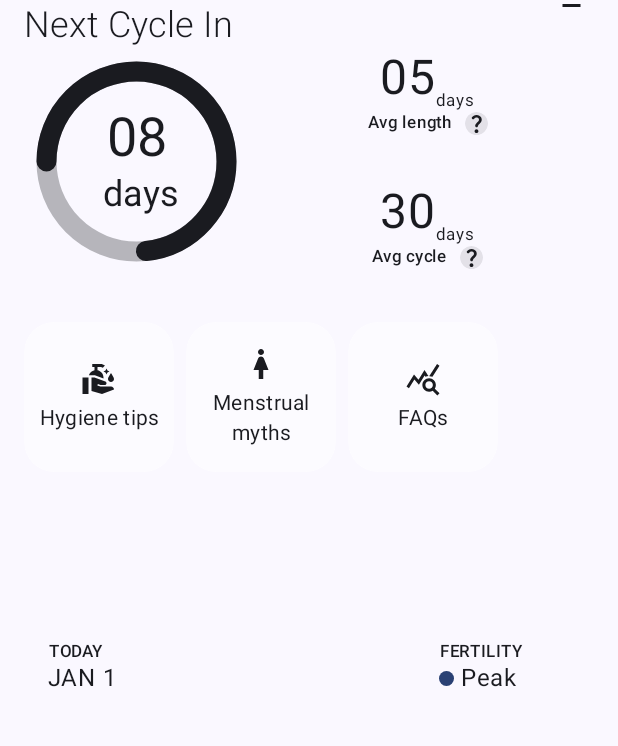
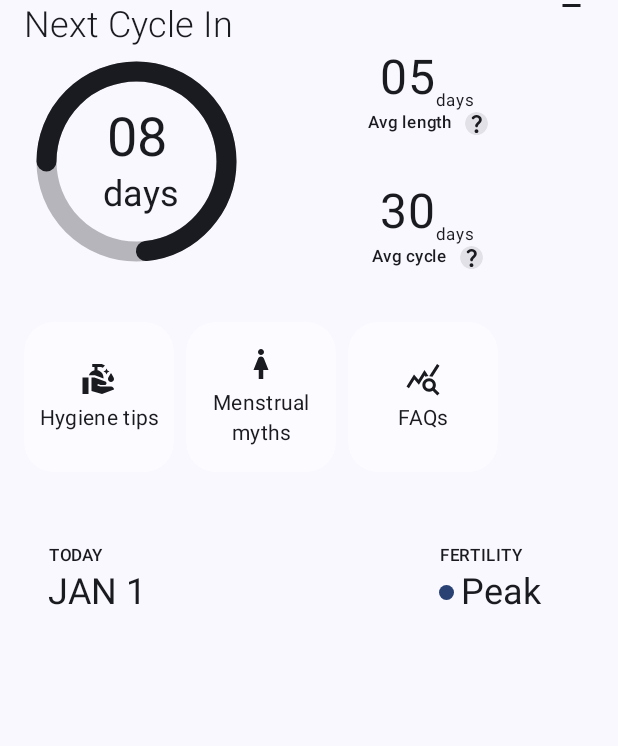
Before and after one commit to stephenWanjala/No-shame, an Android app built with Jetpack Compose: the HomeScreen screen opened through its navigation route, on a phone screen of 412 x 824 dp, the part 38-784 px from its top. Run offline under Robolectric (Android 15) with nearby library versions, the phone set to English and light mode, and no system bars; our stand-ins replace Dagger/Hilt's generated code.

```diff
--- a/app/src/main/AndroidManifest.xml
+++ b/app/src/main/AndroidManifest.xml
@@ -2,8 +2,10 @@
 <manifest xmlns:android="http://schemas.android.com/apk/res/android"
     xmlns:tools="http://schemas.android.com/tools"
     package="com.wantech.noshame">
-<uses-permission android:name="android.permission.INTERNET"/>
+
+    <uses-permission android:name="android.permission.INTERNET" />
     <application
+        android:name=".NoShameApp"
         android:allowBackup="true"
         android:dataExtractionRules="@xml/data_extraction_rules"
         android:fullBackupContent="@xml/backup_rules"
--- a/app/src/main/java/com/wantech/noshame/MainActivity.kt
+++ b/app/src/main/java/com/wantech/noshame/MainActivity.kt
@@ -10,7 +10,9 @@ import androidx.compose.ui.Modifier
 import androidx.navigation.compose.rememberNavController
 import com.wantech.noshame.feature_auth.presentation.NavigationHost
 import com.wantech.noshame.ui.theme.NoShameTheme
+import dagger.hilt.android.AndroidEntryPoint
 
+@AndroidEntryPoint
 class MainActivity : ComponentActivity() {
     override fun onCreate(savedInstanceState: Bundle?) {
         super.onCreate(savedInstanceState)
--- a/app/src/main/java/com/wantech/noshame/featureMenstrualTrack/presentation/home/HomeScreen.kt
+++ b/app/src/main/java/com/wantech/noshame/featureMenstrualTrack/presentation/home/HomeScreen.kt
@@ -1,6 +1,7 @@
 package com.wantech.noshame.featureMenstrualTrack.presentation.home
 
 import androidx.compose.foundation.layout.*
+import androidx.compose.foundation.lazy.LazyColumn
 import androidx.compose.material.icons.Icons
 import androidx.compose.material.icons.filled.CleanHands
 import androidx.compose.material.icons.filled.QueryStats
@@ -12,7 +13,6 @@ import androidx.compose.material3.Scaffold
 import androidx.compose.material3.Surface
 import androidx.compose.runtime.Composable
 import androidx.compose.ui.Modifier
-import androidx.compose.ui.unit.dp
 import com.wantech.noshame.featureMenstrualTrack.presentation.home.components.*
 import com.wantech.noshame.featureMenstrualTrack.presentation.util.FertilityStatus
 import java.time.LocalDate
@@ -28,31 +28,62 @@ fun HomeScreen(
         modifier = Modifier.fillMaxSize(),
         color = MaterialTheme.colorScheme.surface
     ) {
+        val selectedDates: MutableList<LocalDate> = mutableListOf()
+        (1..5).forEach { num ->
+            selectedDates.add(LocalDate.now().minusDays(num.toLong()))
+        }
+
+
+
+
         Scaffold(
             modifier = Modifier.fillMaxWidth(),
 
             topBar = {
-                HomeTopBar(tittle = "No shame", navIcon = Icons.Default.Segment) {
+
+                HomeTopBar(
+                    tittle = "No shame", navIcon = Icons.Default.Segment,
+                ) {
 
                 }
             }
         ) {
 
             it.calculateBottomPadding()
-            Column(modifier = Modifier.fillMaxWidth()) {
+            Column(
+                modifier = Modifier.fillMaxWidth(),
+
+                ) {
                 StatsSection()
-                InSightsItems(modifier = Modifier, insightItems = listOf(
-                    InSightsItemModel(itemName ="Hygiene tips",Icons.Default.CleanHands),
-                    InSightsItemModel(itemName ="Menstrual myths",Icons.Default.Woman2),
-                    InSightsItemModel(itemName ="FAQs",Icons.Default.QueryStats),
+
+                LazyColumn {
+                    item {
+                        InSightsItems(modifier = Modifier, insightItems = listOf(
+                            InSightsItemModel(
+                                itemName = "Hygiene tips",
+                                Icons.Default.CleanHands
+                            ),
+                            InSightsItemModel(
+                                itemName = "Menstrual myths",
+                                Icons.Default.Woman2
+                            ),
+                            InSightsItemModel(itemName = "FAQs", Icons.Default.QueryStats),
 
 
-                ), onInsightItemClick = {
+                            ), onInsightItemClick = {
 
-                })
+                        })
+                    }
 
-                Spacer(modifier = Modifier.height(64.dp))
-                DayStatistics(today = LocalDate.now(), fertilityStatus = FertilityStatus.High)
+                    item {
+                        DayStatistics(
+                            today = LocalDate.now(),
+                            fertilityStatus = FertilityStatus.High
+                        )
+                    }
+
+                }
+
             }
         }
 
--- a/app/src/main/java/com/wantech/noshame/featureMenstrualTrack/presentation/home/components/DayStatistics.kt
+++ b/app/src/main/java/com/wantech/noshame/featureMenstrualTrack/presentation/home/components/DayStatistics.kt
@@ -38,7 +38,7 @@ fun DayStatistics(
             )
             Text(
                 text = "${(today.month).toString().take(3)} ${today.dayOfMonth}",
-                style = MaterialTheme.typography.bodyLarge
+                style = MaterialTheme.typography.headlineSmall
             )
         }
         Column(modifier = Modifier.fillMaxWidth(.5f)) {
@@ -59,7 +59,7 @@ fun DayStatistics(
                 Spacer(modifier = Modifier.width(4.dp))
                 Text(
                     text = fertilityStatus.status, textAlign = TextAlign.Center,
-                    style = MaterialTheme.typography.bodyLarge
+                    style = MaterialTheme.typography.headlineSmall
                 )
             }
         }
--- a/app/src/main/java/com/wantech/noshame/feature_auth/presentation/NavigationHost.kt
+++ b/app/src/main/java/com/wantech/noshame/feature_auth/presentation/NavigationHost.kt
@@ -8,7 +8,7 @@ import com.wantech.noshame.featureMenstrualTrack.presentation.home.HomeScreen
 import com.wantech.noshame.feature_auth.presentation.forgotPassword.components.ForgotPasswordScreen
 import com.wantech.noshame.feature_auth.presentation.login.LoginScreen
 import com.wantech.noshame.feature_auth.presentation.signUp.components.MoreInformationScreen
-import com.wantech.noshame.feature_auth.presentation.signUp.components.SigUpScreen
+import com.wantech.noshame.feature_auth.presentation.signUp.SigUpScreen
 import com.wantech.noshame.feature_auth.presentation.util.Screen
 
 @Composable
--- a/app/src/main/res/values/strings.xml
+++ b/app/src/main/res/values/strings.xml
@@ -2,4 +2,5 @@
     <string name="app_name">No Shame</string>
     <string name="ok">Ok</string>
     <string name="cancel">Cancel</string>
+    <string name="error_unknown">Unknown Error</string>
 </resources>
--- a/build.gradle
+++ b/build.gradle
@@ -7,7 +7,9 @@ buildscript {
         maven { url 'https://jitpack.io' }
     }
     dependencies {
-        classpath "com.android.tools.build:gradle:4.2.0-alpha14"
+
+        classpath 'com.google.dagger:hilt-android-gradle-plugin:2.44.2'
+
     }
 }// Top-level build file where you can add configuration options common to all sub-projects/modules.
 plugins {
```
Also changed, not shown: app/build.gradle (+11 -9 lines), app/src/main/java/com/wantech/noshame/NoShameApp.kt (added, +7 -0 lines), app/src/main/java/com/wantech/noshame/di/AppModule.kt (added, +9 -0 lines), app/src/main/java/com/wantech/noshame/feature_auth/domain/repository/AuthRepository.kt (added, +11 -0 lines), app/src/main/java/com/wantech/noshame/feature_auth/presentation/signUp/SignUpScreen.kt (renamed from app/src/main/java/com/wantech/noshame/feature_auth/presentation/signUp/components/SignUpScreen.kt, +10 -4 lines), app/src/main/java/com/wantech/noshame/feature_auth/presentation/signUp/SignUpViewModel.kt (added, +12 -0 lines), app/src/main/java/com/wantech/noshame/feature_auth/presentation/signUp/components/IconWithText.kt (+14 -10 lines), app/src/main/java/com/wantech/noshame/featureMenstrualTrack/presentation/home/components/LastPeriodCycle.kt (added).
